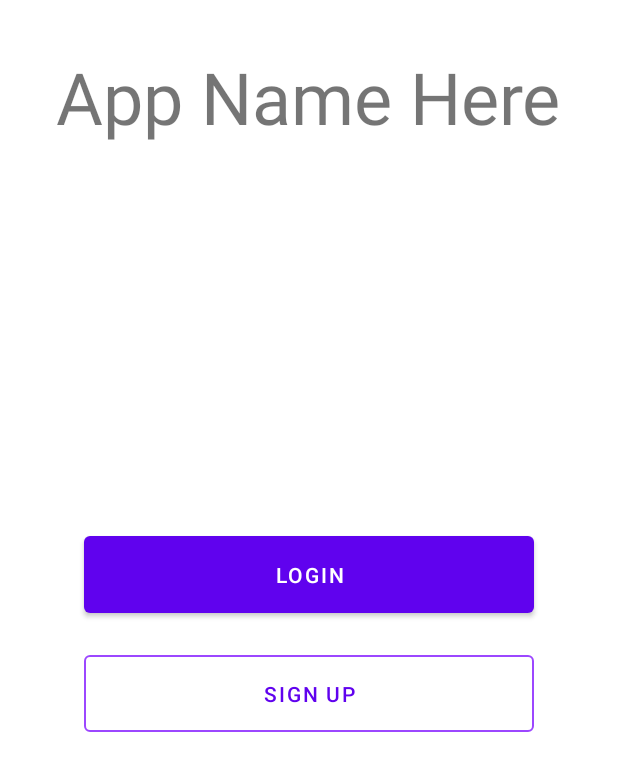
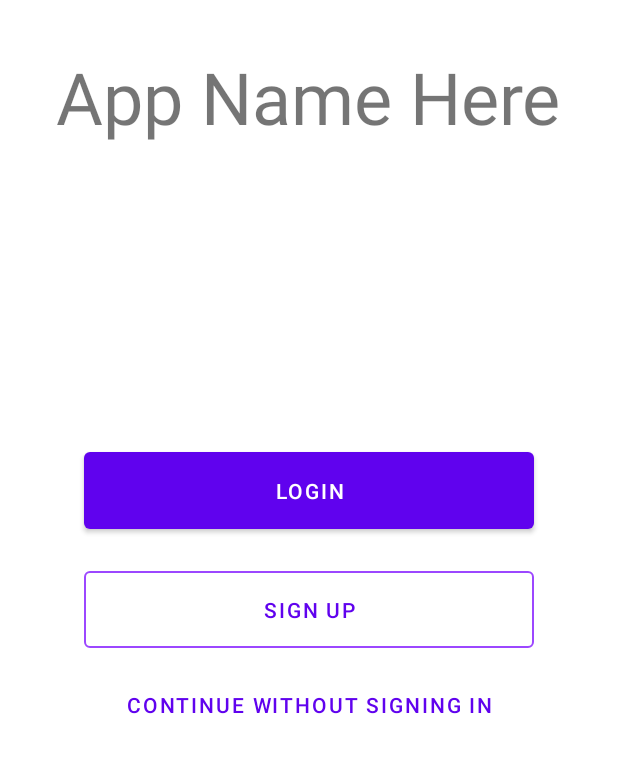
Before and after one commit to yashovardhan99/Sample-Firebase-Login, an Android app: the screen it shows after launch (MainActivity), on a phone screen of 412 x 824 dp, the part 471-1236 px from its top. Run offline under Robolectric (Android 15) with nearby library versions, the phone set to English and light mode, and no system bars; our stand-ins replace Firebase (no records; nobody signed in at launch, a user with empty details on screens opened directly), data binding, navigation-ui; libraries missing offline, so code that uses them is left out: com.shashank.sony.

Commit message:
Added anonymous sign in

```diff
--- a/app/build.gradle
+++ b/app/build.gradle
@@ -1,5 +1,6 @@
 apply plugin: 'com.android.application'
 apply plugin: 'com.google.gms.google-services'
+apply plugin: "androidx.navigation.safeargs"
 
 android {
     compileSdkVersion 28
--- a/app/src/main/java/com/yashovardhan99/firebaselogin/LoginFragment.java
+++ b/app/src/main/java/com/yashovardhan99/firebaselogin/LoginFragment.java
@@ -121,7 +121,8 @@ public class LoginFragment extends Fragment {
         FancyToast.makeText(getContext(), "Logged In!", FancyToast.LENGTH_LONG,
                 FancyToast.SUCCESS, false).show();
         NavController navController = Navigation.findNavController(getActivity(), R.id.nav_host);
-        navController.navigate(R.id.welcomeFragment);
+        navController.navigate(
+                LoginFragmentDirections.actionLoginFragmentToWelcomeFragment());
     }
 
     private void onLoginFailed(Exception exception) {
--- a/app/src/main/res/layout/fragment_prelogin.xml
+++ b/app/src/main/res/layout/fragment_prelogin.xml
@@ -55,11 +55,24 @@
             android:layout_height="wrap_content"
             android:layout_marginStart="16dp"
             android:layout_marginEnd="16dp"
-            android:layout_marginBottom="16dp"
+            android:layout_above="@id/anonymous_button"
             android:padding="16dp"
             android:text="@string/sign_up"
+            android:layout_marginBottom="8dp"
+            android:layout_centerHorizontal="true" />
+
+        <com.google.android.material.button.MaterialButton
+            android:id="@+id/anonymous_button"
+            style="@style/Widget.MaterialComponents.Button.TextButton"
+            android:layout_width="300dp"
+            android:layout_height="wrap_content"
             android:layout_alignParentBottom="true"
-            android:layout_centerHorizontal="true" />
+            android:layout_centerHorizontal="true"
+            android:layout_marginStart="16dp"
+            android:layout_marginEnd="16dp"
+            android:layout_marginBottom="16dp"
+            android:text="@string/continue_without_signing_in"
+            android:textAlignment="center" />
 
     </RelativeLayout>
 </layout>
--- a/app/src/main/res/navigation/nav_graph.xml
+++ b/app/src/main/res/navigation/nav_graph.xml
@@ -18,6 +18,11 @@
             android:id="@+id/action_preLoginFragment_to_signupFragment"
             app:destination="@id/signupFragment"
             app:popUpTo="@+id/preLoginFragment" />
+        <action
+            android:id="@+id/action_preLoginFragment_to_welcomeFragment"
+            app:destination="@id/welcomeFragment"
+            app:popUpTo="@+id/nav_graph"
+            app:popUpToInclusive="true" />
     </fragment>
     <fragment
         android:id="@+id/loginFragment"
@@ -26,7 +31,9 @@
         tools:layout="@layout/fragment_login" >
         <action
             android:id="@+id/action_loginFragment_to_welcomeFragment"
-            app:destination="@id/welcomeFragment" />
+            app:destination="@id/welcomeFragment"
+            app:popUpTo="@+id/nav_graph"
+            app:popUpToInclusive="true" />
     </fragment>
     <fragment
         android:id="@+id/signupFragment"
@@ -35,7 +42,9 @@
         tools:layout="@layout/fragment_signup" >
         <action
             android:id="@+id/action_signupFragment_to_welcomeFragment"
-            app:destination="@id/welcomeFragment" />
+            app:destination="@id/welcomeFragment"
+            app:popUpTo="@+id/nav_graph"
+            app:popUpToInclusive="true" />
     </fragment>
     <fragment
         android:id="@+id/welcomeFragment"
--- a/app/src/main/res/values/strings.xml
+++ b/app/src/main/res/values/strings.xml
@@ -9,4 +9,5 @@
     <string name="name">Your name</string>
     <string name="confirm_password">Confirm Password</string>
     <string name="reset_password">Reset Password</string>
+    <string name="continue_without_signing_in">Continue without Signing in</string>
 </resources>
--- a/build.gradle
+++ b/build.gradle
@@ -9,6 +9,7 @@ buildscript {
     dependencies {
         classpath 'com.android.tools.build:gradle:3.4.1'
         classpath 'com.google.gms:google-services:4.2.0'
+        classpath "android.arch.navigation:navigation-safe-args-gradle-plugin:1.0.0"
 
         // NOTE: Do not place your application dependencies here; they belong
         // in the individual module build.gradle files
```
Also changed, not shown: app/src/main/java/com/yashovardhan99/firebaselogin/PreLoginFragment.java (+65 -1 lines), app/src/main/java/com/yashovardhan99/firebaselogin/WelcomeFragment.java (+13 -0 lines), 3 other files.
